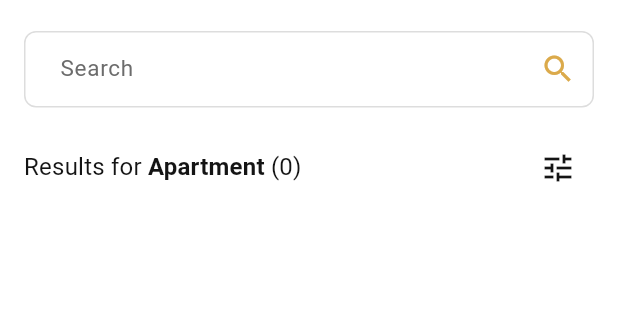
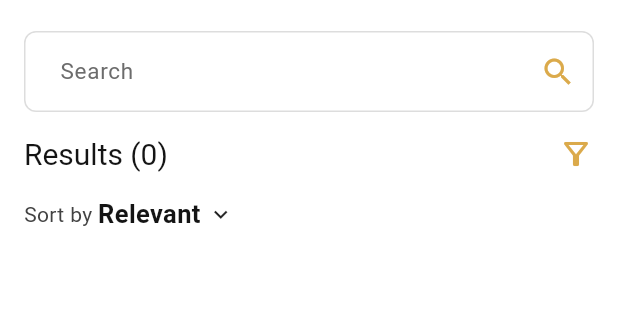
Before and after one commit to YahyaKreiyeh/property-sales, a Flutter app: the HomeView screen opened by its route, on a phone screen of 412 x 824 dp, the part 77-397 px from its top. Run offline on Flutter 3.47's test engine with Material 3 defaults, Android fonts, the phone set to English and light mode, and no system bars; our stand-ins replace clock, dio, flutter_bloc, flutter_secure_storage, freezed_annotation, get_it and 3 more; accounts and stored records are empty; generated files the repository leaves out were written again; network calls fail.

Commit message:
home view wrap up UI

```diff
--- a/lib/core/constants/constants.dart
+++ b/lib/core/constants/constants.dart
@@ -4,6 +4,9 @@ const horizontalPadding = 16.0;
 const radius = 8.0;
 const appBarHeight = 64.0;
 const propertySales = 'Property Sales';
+const longTextTest =
+    'This is a long text This is a long text This is a long text This is a long text This is a long text';
+const shortTextTest = 'a';
 bool isLoggedInUser = false;
 
 class SharedPrefKeys {
--- a/lib/core/themes/app_colors.dart
+++ b/lib/core/themes/app_colors.dart
@@ -39,6 +39,7 @@ class AppColors {
   static const whiteText = Color(0xFFFFFFFF);
   static const redText = Color(0xFFC42020);
   static const textfieldLabel = Color(0xFF808DA4);
+  static const greyText = Color(0xFF9E9E9E);
 
   // Bottom Navigation Bar
   static const bottomNavBarHighLight = Color(0x1FFFFFFF);
--- a/lib/core/themes/text_styles.dart
+++ b/lib/core/themes/text_styles.dart
@@ -47,6 +47,11 @@ class TextStyles {
     fontSize: 15,
     fontWeight: FontWeight.w400,
     color: AppColors.primaryText,
+  );
+  static TextStyle greyText40015 = const TextStyle(
+    fontSize: 15,
+    fontWeight: FontWeight.w400,
+    color: AppColors.greyText,
   );
 
   static TextStyle primaryText50015 = const TextStyle(
@@ -165,6 +170,17 @@ class TextStyles {
     fontWeight: FontWeight.w500,
     color: AppColors.primaryText,
   );
+  static TextStyle primaryText40020 = const TextStyle(
+    fontSize: 20,
+    fontWeight: FontWeight.w400,
+    color: AppColors.primaryText,
+  );
+
+  static TextStyle primaryText40022 = const TextStyle(
+    fontSize: 22,
+    fontWeight: FontWeight.w400,
+    color: AppColors.primaryText,
+  );
   static TextStyle primaryText60020 = const TextStyle(
     fontSize: 20,
     fontWeight: FontWeight.w600,
--- a/lib/core/widgets/text_fields/custom_text_field.dart
+++ b/lib/core/widgets/text_fields/custom_text_field.dart
@@ -26,6 +26,7 @@ class CustomTextField extends StatelessWidget {
   final Function(PointerDownEvent)? onTapOutside;
   final List<TextInputFormatter>? inputFormatters;
   final BoxConstraints? prefixIconConstraints;
+  final TextStyle? textStyle;
 
   const CustomTextField({
     this.initialValue,
@@ -50,6 +51,7 @@ class CustomTextField extends StatelessWidget {
     this.maxLength,
     this.inputFormatters,
     this.prefixIconConstraints,
+    this.textStyle,
   });
 
   @override
@@ -70,7 +72,7 @@ class CustomTextField extends StatelessWidget {
         onTapOutside:
             onTapOutside ??
             (_) => FocusScope.of(context).requestFocus(FocusNode()),
-
+        style: textStyle,
         keyboardType: keyboardType,
         maxLines: maxLines,
         onEditingComplete: onEditingComplete,
--- a/lib/features/home/presentation/cubit/home_state.dart
+++ b/lib/features/home/presentation/cubit/home_state.dart
@@ -12,6 +12,7 @@ abstract class HomeState with _$HomeState {
     @Default(1) int page,
     @Default(10) int limit,
     @Default(0) int totalPages,
+    @Default(0) int totalLength,
     @Default(<ProductEntity>[]) List<ProductEntity> items,
     @Default(false) bool isLoadingMore,
     String? errorMessage,
--- a/lib/features/home/presentation/views/home_view.dart
+++ b/lib/features/home/presentation/views/home_view.dart
@@ -1,10 +1,12 @@
 import 'package:flutter/material.dart';
 import 'package:flutter_bloc/flutter_bloc.dart';
 import 'package:property_sales/core/constants/constants.dart';
+import 'package:property_sales/core/helpers/formatters.dart';
 import 'package:property_sales/core/helpers/spacing.dart';
 import 'package:property_sales/core/models/result.dart';
 import 'package:property_sales/core/style/assets/assets.gen.dart';
 import 'package:property_sales/core/themes/app_colors.dart';
+import 'package:property_sales/core/themes/text_styles.dart';
 import 'package:property_sales/core/widgets/text_fields/custom_text_field.dart';
 import 'package:property_sales/features/home/domain/entites/product_entity.dart';
 import 'package:property_sales/features/home/presentation/cubit/home_cubit.dart';
@@ -49,29 +51,13 @@ class _Body extends StatelessWidget {
       padding: const EdgeInsets.symmetric(horizontal: horizontalPadding),
       child: Column(
         crossAxisAlignment: CrossAxisAlignment.stretch,
-        children: [
-          const VerticalSpace(16),
-          _SearchBox(),
-          const VerticalSpace(16),
-          _ResultsHeader(),
-          const VerticalSpace(8),
-          // const _SortRow(),
-          // const VerticalSpace(8),
-
-          // Scrollable area
-          const Expanded(child: _ProductsList()),
-          const VerticalSpace(16),
-        ],
+        children: [_SearchBox(), _ResultsHeader(), _SortRow(), _ProductsList()],
       ),
     );
   }
 }
 
-/* --------------------------- PRODUCTS LIST --------------------------- */
-
 class _ProductsList extends StatelessWidget {
-  const _ProductsList();
-
   @override
   Widget build(BuildContext context) {
     final cubit = context.read<HomeCubit>();
@@ -81,32 +67,28 @@ class _ProductsList extends StatelessWidget {
       (HomeCubit c) => c.state.isLoadingMore,
     );
     final searchTerm = context.select((HomeCubit c) => c.state.searchTerm);
-
     final isInitialLoading = status.maybeWhen(
       loading: () => true,
       orElse: () => false,
     );
 
-    // Show fixed-height states inside Expanded
+    Widget child;
     if (isInitialLoading && items.isEmpty) {
-      return const Center(child: CircularProgressIndicator());
-    }
-    if (items.isEmpty && searchTerm.isNotEmpty) {
-      return const Center(child: Text('No results'));
-    }
-
-    return NotificationListener<ScrollNotification>(
+      child = const Center(child: CircularProgressIndicator());
+    } else if (items.isEmpty && searchTerm.isNotEmpty) {
+      child = const Center(child: Text('No results'));
+    } else {
+      child = NotificationListener<ScrollNotification>(
         onNotification: (n) {
-        if (n.metrics.pixels >= n.metrics.maxScrollExtent - 200) {
+          if (n.metrics.pixels >= n.metrics.maxScrollExtent - 400) {
             cubit.loadMoreIfPossible();
           }
           return false;
         },
         child: ListView.separated(
-        padding: EdgeInsets.zero,
+          padding: const EdgeInsets.symmetric(vertical: 16),
           itemCount: items.length + (isLoadingMore ? 1 : 0),
-        separatorBuilder: (_, __) =>
-            const SizedBox(height: 16), // space between cards (like the mock)
+          separatorBuilder: (_, _) => const VerticalSpace(16),
           itemBuilder: (context, index) {
             if (index >= items.length) {
               return const Padding(
@@ -120,91 +102,85 @@ class _ProductsList extends StatelessWidget {
         ),
       );
     }
+
+    return Expanded(child: child);
   }
-
-/* ------------------------ HEADER + SORT (fixed) ----------------------- */
+}
 
 class _ResultsHeader extends StatelessWidget {
   @override
   Widget build(BuildContext context) {
-    final count = context.select((HomeCubit c) => c.state.items.length);
-    return Row(
+    final total = context.select((HomeCubit c) => c.state.totalLength);
+    final searchTerm = context.select((HomeCubit c) => c.state.searchTerm);
+    return Column(
+      children: [
+        Row(
           children: [
             Expanded(
               child: RichText(
                 text: TextSpan(
-              style: Theme.of(
-                context,
-              ).textTheme.titleMedium?.copyWith(color: AppColors.primaryText),
+                  style: TextStyles.primaryText40020,
                   children: [
-                const TextSpan(text: 'Results for '),
-                const TextSpan(
-                  text: 'Apartment',
-                  style: TextStyle(fontWeight: FontWeight.w600),
+                    TextSpan(
+                      text: 'Results${searchTerm.isNotEmpty ? ' for ' : ''}',
                     ),
-                TextSpan(text: ' ($count)'),
+                    if (searchTerm.isNotEmpty)
+                      TextSpan(
+                        text: searchTerm,
+                        style: TextStyles.primaryText60020,
+                      ),
+                    TextSpan(text: ' ($total)'),
                   ],
                 ),
               ),
             ),
-        IconButton(
-          icon: const Icon(Icons.tune, color: AppColors.primaryText),
-          onPressed: () {},
+            Icon(Icons.filter_alt_outlined, color: AppColors.primary),
+          ],
         ),
+        const VerticalSpace(16),
       ],
     );
   }
 }
 
-// class _SortRow extends StatelessWidget {
-//   const _SortRow();
-
-//   @override
-//   Widget build(BuildContext context) {
-//     final sort = context.select(
-//       (HomeCubit c) => c.state.sortLabel ?? 'Relevant',
-//     );
-//     return Row(
-//       children: [
-//         const Text('Sort by '),
-//         DropdownButton<String>(
-//           value: sort,
-//           underline: const SizedBox.shrink(),
-//           onChanged: (v) =>
-//               context.read<HomeCubit>().changeSort(v ?? 'Relevant'),
-//           items: const [
-//             DropdownMenuItem(value: 'Relevant', child: Text('Relevant')),
-//             DropdownMenuItem(value: 'Newest', child: Text('Newest')),
-//             DropdownMenuItem(
-//               value: 'Price: Low to High',
-//               child: Text('Price: Low to High'),
-//             ),
-//             DropdownMenuItem(
-//               value: 'Price: High to Low',
-//               child: Text('Price: High to Low'),
-//             ),
-//           ],
-//         ),
-//       ],
-//     );
-//   }
-// }
+class _SortRow extends StatelessWidget {
+  @override
+  Widget build(BuildContext context) {
+    return Column(
+      children: [
+        Row(
+          children: [
+            const Text('Sort by '),
+            Text('Relevant ', style: TextStyles.primaryText60017),
+            Icon(Icons.keyboard_arrow_down, size: 18),
+          ],
+        ),
+        VerticalSpace(4),
+      ],
+    );
+  }
+}
 
 class _SearchBox extends StatelessWidget {
   @override
   Widget build(BuildContext context) {
     final cubit = context.read<HomeCubit>();
-    return CustomTextField(
+    return Column(
+      children: [
+        const VerticalSpace(16),
+        CustomTextField(
           hintText: 'Search',
+          textStyle: TextStyles.primaryText60017,
           onChanged: cubit.searchChanged,
           onEditingComplete: cubit.submitSearch,
           onTapOutside: (_) => FocusScope.of(context).unfocus(),
           suffixIcon: const Icon(Icons.search, color: AppColors.primary),
+        ),
+        const VerticalSpace(16),
+      ],
     );
   }
 }
-
-/* ---------------------------- PRODUCT CARD --------------------------- */
 
 class _ProductCard extends StatelessWidget {
   const _ProductCard({required this.item});
@@ -212,33 +188,23 @@ class _ProductCard extends StatelessWidget {
 
   @override
   Widget build(BuildContext context) {
-    return InkWell(
-      borderRadius: BorderRadius.circular(12),
-      onTap: () {},
-      child: Container(
-        decoration: BoxDecoration(
-          border: Border.all(color: AppColors.inputBorderGrey),
-          borderRadius: BorderRadius.circular(12),
-        ),
-        child: Column(
+    return Column(
       crossAxisAlignment: CrossAxisAlignment.stretch,
       children: [
         ClipRRect(
-              borderRadius: const BorderRadius.vertical(
-                top: Radius.circular(12),
-              ),
+          borderRadius: const BorderRadius.all(Radius.circular(12)),
           child: AspectRatio(
             aspectRatio: 16 / 10,
             child: Image.network(
               item.imageUrl,
               fit: BoxFit.cover,
-                  errorBuilder: (_, __, ___) =>
+              errorBuilder: (_, _, _) =>
                   const Center(child: Icon(Icons.image_not_supported)),
             ),
           ),
         ),
         Padding(
-              padding: const EdgeInsets.all(12),
+          padding: const EdgeInsets.all(8),
           child: Column(
             crossAxisAlignment: CrossAxisAlignment.start,
             children: [
@@ -246,41 +212,60 @@ class _ProductCard extends StatelessWidget {
                 children: [
                   const Icon(
                     Icons.remove_red_eye_outlined,
-                        size: 18,
+                    size: 25,
                     color: AppColors.grey,
                   ),
                   const HorizontalSpace(6),
-                      Text(
+                  //TODO: adjust this to display view count
+                  //TODO: round numbers like youtube and facebook
+                  Expanded(
+                    child: Text(
                       '${item.review.review} views',
-                        style: const TextStyle(color: AppColors.grey),
+                      style: TextStyles.greyText40015,
+                      overflow: TextOverflow.ellipsis,
+                      maxLines: 1,
+                    ),
                   ),
                   const Spacer(),
+                  // TODO: implement favorite functionality
                   IconButton(
                     onPressed: () {},
-                        icon: const Icon(Icons.favorite_border),
+                    icon: const Icon(
+                      Icons.favorite_border,
+                      color: AppColors.grey,
+                    ),
                     splashRadius: 20,
                   ),
                 ],
               ),
               const VerticalSpace(4),
-                  Text(
-                    '${item.newPrice.toStringAsFixed(0)} ${item.priceCurrency}',
-                    style: const TextStyle(
-                      fontSize: 18,
-                      fontWeight: FontWeight.w700,
+              RichText(
+                maxLines: 1,
+                overflow: TextOverflow.ellipsis,
+                text: TextSpan(
+                  children: [
+                    TextSpan(
+                      text: AppFormatter.formatPrice(item.newPrice),
+                      style: TextStyles.primaryText70022,
+                    ),
+                    TextSpan(
+                      text: ' ${item.priceCurrency}',
+                      style: TextStyles.primaryText40022,
+                    ),
+                  ],
                 ),
               ),
               const VerticalSpace(4),
               Text(
-                    'More than 6 bedrooms · 2 Bathroom · 120 m2', // map your fields as needed
-                    style: const TextStyle(color: AppColors.grey),
+                'More than 6 bedrooms · 2 Bathroom · 120 m2',
+                style: TextStyles.greyText40015,
+                maxLines: 1,
+                overflow: TextOverflow.ellipsis,
               ),
             ],
           ),
         ),
       ],
-        ),
-      ),
     );
   }
 }
--- a/pubspec.yaml
+++ b/pubspec.yaml
@@ -23,6 +23,7 @@ dependencies:
   pretty_dio_logger: ^1.4.0
   shared_preferences: ^2.5.3
   flutter_secure_storage: ^9.2.4
+  intl: ^0.20.2
 
 dev_dependencies:
   flutter_test:
```
Also changed, not shown: lib/core/helpers/formatters.dart (added, +9 -0 lines), lib/features/home/presentation/cubit/home_cubit.dart (+73 -38 lines), lib/features/home/presentation/cubit/home_state.freezed.dart. Lines whose indentation alone changed are shown as unchanged.
